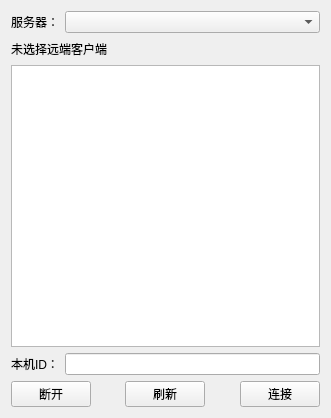
Above: Gui/Control/ConnectControl.ui from taynpg/frelay before the change. Below: the same form after it.
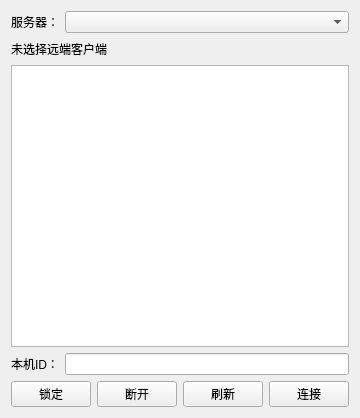
That is the form after the change.

Commit message: 添加锁定功能

What changed in the file:
```diff
--- a/Gui/Control/ConnectControl.ui
+++ b/Gui/Control/ConnectControl.ui
@@ -78,6 +78,13 @@
    </item>
    <item>
     <layout class="QHBoxLayout" name="horizontalLayout_4">
+     <item>
+      <widget class="QPushButton" name="btnLock">
+       <property name="text">
+        <string>锁定</string>
+       </property>
+      </widget>
+     </item>
      <item>
       <widget class="QPushButton" name="btnDisconnect">
        <property name="focusPolicy">
@@ -88,19 +95,6 @@
        </property>
       </widget>
      </item>
-     <item>
-      <spacer name="horizontalSpacer_4">
-       <property name="orientation">
-        <enum>Qt::Orientation::Horizontal</enum>
-       </property>
-       <property name="sizeHint" stdset="0">
-        <size>
-         <width>40</width>
-         <height>20</height>
-        </size>
-       </property>
-      </spacer>
-     </item>
      <item>
       <widget class="QPushButton" name="btnRefresh">
        <property name="text">
```
The commit also changes 4 other files.
